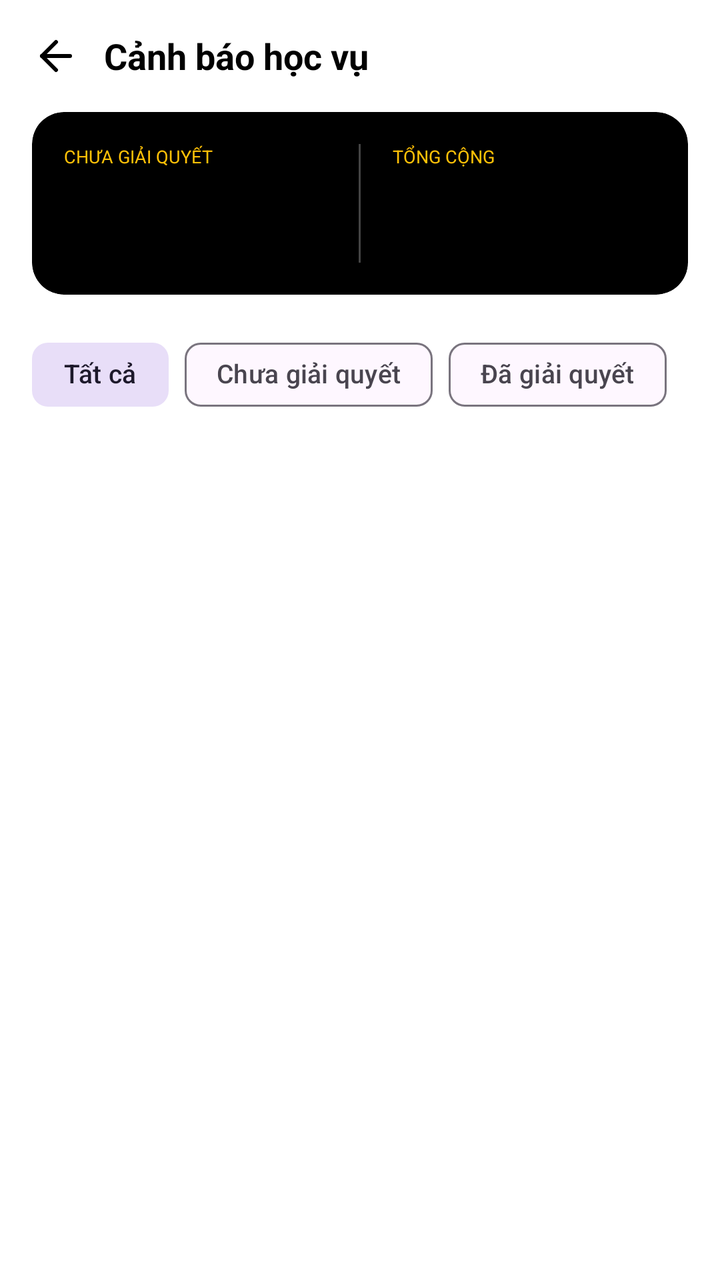
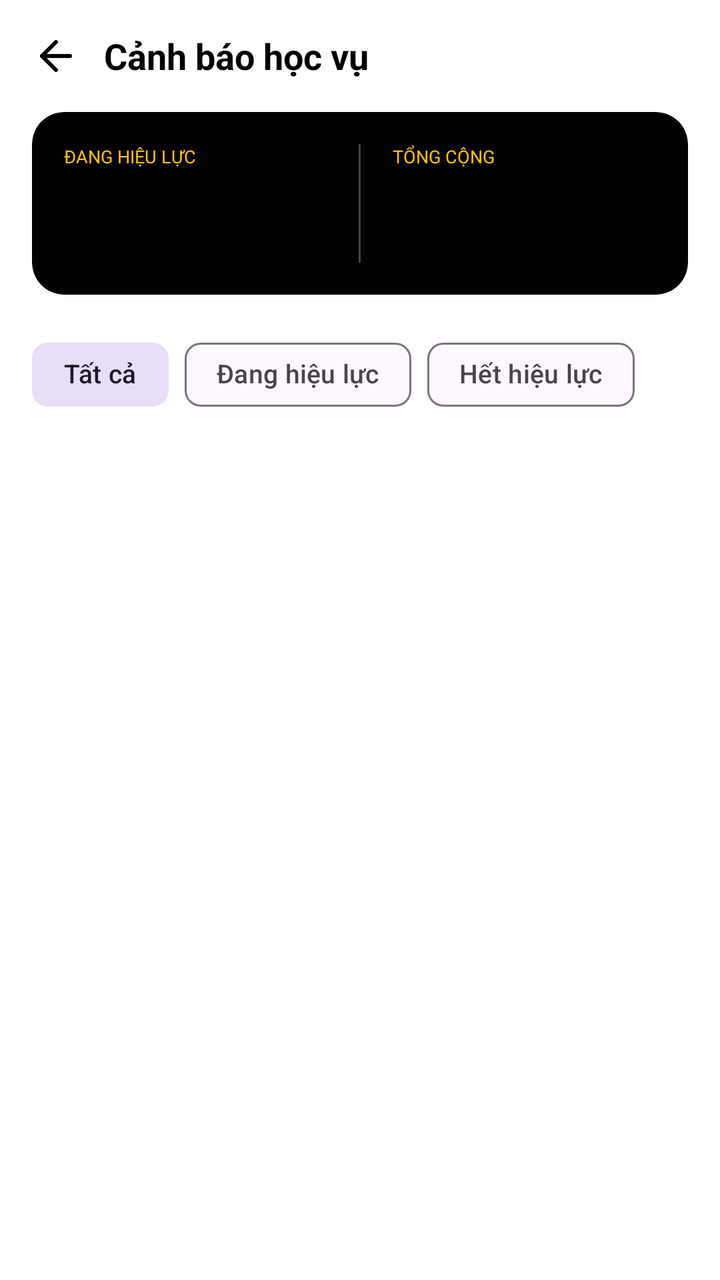

The first picture is an Android layout as it rendered before a commit; the second is the same layout after the commit. The layout source and the unified diff follow.
<!-- AndroidManifest.xml: application theme Theme.UTC2AppReborn -->
<!-- res/layout/fragment_warnings.xml -->
<?xml version="1.0" encoding="utf-8"?>
<LinearLayout
    xmlns:android="http://schemas.android.com/apk/res/android"
    xmlns:app="http://schemas.android.com/apk/res-auto"
    xmlns:tools="http://schemas.android.com/tools"
    android:layout_width="match_parent"
    android:layout_height="match_parent"
    android:orientation="vertical"
    android:background="#FFFFFF"
    android:fitsSystemWindows="true">

    
    <LinearLayout
        android:layout_width="match_parent"
        android:layout_height="wrap_content"
        android:orientation="horizontal"
        android:gravity="center_vertical"
        android:paddingStart="8dp"
        android:paddingEnd="16dp"
        android:paddingTop="8dp"
        android:paddingBottom="8dp">

        <ImageButton
            android:id="@+id/btn_back"
            android:layout_width="40dp"
            android:layout_height="40dp"
            android:src="@drawable/ic_back_arrow"
            android:background="?attr/selectableItemBackgroundBorderless"
            android:tint="#000000"
            android:contentDescription="@string/cd_back"/>

        <TextView
            android:layout_width="wrap_content"
            android:layout_height="wrap_content"
            android:text="@string/label_warnings_title"
            android:textSize="18sp"
            android:textStyle="bold"
            android:textColor="#000000"
            android:layout_marginStart="4dp"/>

    </LinearLayout>

    
    <com.google.android.material.card.MaterialCardView
        android:layout_width="match_parent"
        android:layout_height="wrap_content"
        android:layout_marginStart="16dp"
        android:layout_marginEnd="16dp"
        android:layout_marginBottom="16dp"
        app:cardBackgroundColor="#000000"
        app:cardCornerRadius="16dp"
        app:cardElevation="0dp"
        app:strokeWidth="0dp">

        <LinearLayout
            android:layout_width="match_parent"
            android:layout_height="wrap_content"
            android:orientation="horizontal"
            android:padding="16dp"
            android:baselineAligned="false">

            <LinearLayout
                android:layout_width="0dp"
                android:layout_height="wrap_content"
                android:layout_weight="1"
                android:orientation="vertical">

                <TextView
                    android:layout_width="wrap_content"
                    android:layout_height="wrap_content"
                    android:text="@string/label_unresolved_upper"
                    android:textSize="9sp"
                    android:textColor="#FFC107"
                    android:textAllCaps="true"/>

                <TextView
                    android:id="@+id/tv_count_serious"
                    android:layout_width="wrap_content"
                    android:layout_height="wrap_content"
                    android:text=""
                    android:textSize="32sp"
                    android:textStyle="bold"
                    android:textColor="#FFAB40"
                    android:layout_marginTop="4dp"/>

            </LinearLayout>

            <View
                android:layout_width="1dp"
                android:layout_height="match_parent"
                android:background="#444444"
                android:layout_marginStart="16dp"
                android:layout_marginEnd="16dp"/>

            <LinearLayout
                android:layout_width="0dp"
                android:layout_height="wrap_content"
                android:layout_weight="1"
                android:orientation="vertical">

                <TextView
                    android:layout_width="wrap_content"
                    android:layout_height="wrap_content"
                    android:text="@string/label_total_upper"
                    android:textSize="9sp"
                    android:textColor="#FFC107"
                    android:textAllCaps="true"/>

                <TextView
                    android:id="@+id/tv_count_total"
                    android:layout_width="wrap_content"
                    android:layout_height="wrap_content"
                    android:text=""
                    android:textSize="32sp"
                    android:textStyle="bold"
                    android:textColor="#FFFFFF"
                    android:layout_marginTop="4dp"/>

            </LinearLayout>

        </LinearLayout>
    </com.google.android.material.card.MaterialCardView>

    
    <com.google.android.material.chip.ChipGroup
        android:id="@+id/chip_group_filter"
        android:layout_width="match_parent"
        android:layout_height="wrap_content"
        android:paddingStart="16dp"
        android:paddingEnd="16dp"
        android:paddingBottom="12dp"
        app:singleSelection="true"
        app:selectionRequired="true">

        <com.google.android.material.chip.Chip
            android:id="@+id/chip_all"
            style="@style/Widget.Material3.Chip.Filter"
            android:layout_width="wrap_content"
            android:layout_height="48dp"
            android:text="@string/filter_all"
            android:textSize="13sp"
            android:checked="true"
            app:checkedIconEnabled="false"/>

        <com.google.android.material.chip.Chip
            android:id="@+id/chip_serious"
            style="@style/Widget.Material3.Chip.Filter"
            android:layout_width="wrap_content"
            android:layout_height="48dp"
            android:text="@string/label_unresolved"
            android:textSize="13sp"
            app:checkedIconEnabled="false"/>

        <com.google.android.material.chip.Chip
            android:id="@+id/chip_resolved"
            style="@style/Widget.Material3.Chip.Filter"
            android:layout_width="wrap_content"
            android:layout_height="48dp"
            android:text="@string/label_resolved"
            android:textSize="13sp"
            app:checkedIconEnabled="false"/>

    </com.google.android.material.chip.ChipGroup>

    <androidx.recyclerview.widget.RecyclerView
        android:id="@+id/recycler_warnings"
        android:layout_width="match_parent"
        android:layout_height="match_parent"
        android:paddingStart="16dp"
        android:paddingEnd="16dp"
        android:paddingBottom="16dp"
        android:clipToPadding="false"
        android:overScrollMode="never"/>

</LinearLayout>
<!-- resources referenced by this layout -->
<resources>
  <!-- drawable ic_back_arrow (drawable) -->
  <?xml version="1.0" encoding="utf-8"?>
  <vector xmlns:android="http://schemas.android.com/apk/res/android"
      android:width="24dp"
      android:height="24dp"
      android:viewportWidth="24"
      android:viewportHeight="24">
      <path
          android:fillColor="@android:color/transparent"
          android:pathData="M19,12H5"
          android:strokeColor="#000000"
          android:strokeWidth="2"
          android:strokeLineCap="round"/>
      <path
          android:fillColor="@android:color/transparent"
          android:pathData="M12,19l-7,-7 7,-7"
          android:strokeColor="#000000"
          android:strokeWidth="2"
          android:strokeLineCap="round"
          android:strokeLineJoin="round"/>
  </vector>
  <string name="cd_back">Quay lại</string>
  <string name="filter_all">Tất cả</string>
  <string name="label_resolved">Đã giải quyết</string>
  <string name="label_total_upper">TỔNG CỘNG</string>
  <string name="label_unresolved">Chưa giải quyết</string>
  <string name="label_unresolved_upper">CHƯA GIẢI QUYẾT</string>
  <string name="label_warnings_title">Cảnh báo học vụ</string>
  <style name="Theme.UTC2AppReborn" parent="Base.Theme.UTC2AppReborn" />
  <style name="Base.Theme.UTC2AppReborn" parent="Theme.Material3.DayNight.NoActionBar">
  
          
          
  
          
          <item name="colorPrimary">@color/primary</item>
  
          
          <item name="colorOnSurface">#000000</item>
  
          
          <item name="colorOnPrimary">#000000</item>
  
          
          <item name="colorOnBackground">#000000</item>
  
      </style>
  <color name="primary">#1565C0</color>
</resources>

<!-- the commit's change to res/layout/fragment_warnings.xml (unified diff, before → after) -->
@@ -152,11 +152,11 @@
             app:checkedIconEnabled="false"/>
 
         <com.google.android.material.chip.Chip
-            android:id="@+id/chip_resolved"
+            android:id="@+id/chip_expired"
             style="@style/Widget.Material3.Chip.Filter"
             android:layout_width="wrap_content"
             android:layout_height="48dp"
-            android:text="@string/label_resolved"
+            android:text="@string/label_expired"
             android:textSize="13sp"
             app:checkedIconEnabled="false"/>
 
<!-- resource entries referenced after the edit -->
@@ -23,10 +23,10 @@
   </vector>
   <string name="cd_back">Quay lại</string>
   <string name="filter_all">Tất cả</string>
-  <string name="label_resolved">Đã giải quyết</string>
+  <string name="label_expired">Hết hiệu lực</string>
   <string name="label_total_upper">TỔNG CỘNG</string>
-  <string name="label_unresolved">Chưa giải quyết</string>
-  <string name="label_unresolved_upper">CHƯA GIẢI QUYẾT</string>
+  <string name="label_unresolved">Đang hiệu lực</string>
+  <string name="label_unresolved_upper">ĐANG HIỆU LỰC</string>
   <string name="label_warnings_title">Cảnh báo học vụ</string>
   <style name="Theme.UTC2AppReborn" parent="Base.Theme.UTC2AppReborn" />
   <style name="Base.Theme.UTC2AppReborn" parent="Theme.Material3.DayNight.NoActionBar">
